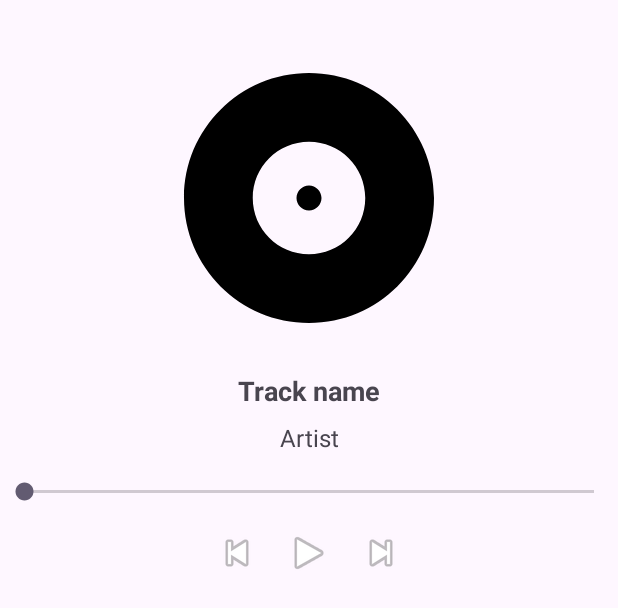
After one commit to DimaK21/MusicPlayer, an Android app: the layout fragment_player.xml on its own in the app's theme, with its tools: preview values and no code run, on a phone screen of 412 x 824 dp. The commit adds this screen. Shown: the top 608 px of the screen. Run offline under Robolectric (Android 15) with nearby library versions, the phone set to English and light mode, and no system bars.

Commit message:
фрагмент, viewmodel, макет, навигация для плеера

```diff
--- a/app/build.gradle.kts
+++ b/app/build.gradle.kts
@@ -3,6 +3,8 @@ plugins {
     alias(libs.plugins.kotlin.android)
     alias(libs.plugins.hilt)
     alias(libs.plugins.ksp)
+    alias(libs.plugins.safeargs)
+    id("kotlin-parcelize")
 }
 
 android {
--- a/app/src/main/java/ru/kryu/musicplayer/MainActivity.kt
+++ b/app/src/main/java/ru/kryu/musicplayer/MainActivity.kt
@@ -5,6 +5,7 @@ import androidx.activity.enableEdgeToEdge
 import androidx.appcompat.app.AppCompatActivity
 import androidx.core.view.ViewCompat
 import androidx.core.view.WindowInsetsCompat
+import androidx.core.view.isVisible
 import androidx.navigation.NavController
 import androidx.navigation.fragment.NavHostFragment
 import androidx.navigation.ui.setupWithNavController
@@ -29,5 +30,8 @@ class MainActivity : AppCompatActivity() {
         val navController: NavController = navHostFragment.navController
 
         binding.bottomNavigationView.setupWithNavController(navController)
+        navController.addOnDestinationChangedListener { _, destination, _ ->
+            binding.bottomNavigationView.isVisible = destination.id != R.id.playerFragment
+        }
     }
 }
--- a/app/src/main/java/ru/kryu/musicplayer/domain/model/Track.kt
+++ b/app/src/main/java/ru/kryu/musicplayer/domain/model/Track.kt
@@ -1,5 +1,9 @@
 package ru.kryu.musicplayer.domain.model
 
+import android.os.Parcelable
+import kotlinx.parcelize.Parcelize
+
+@Parcelize
 data class Track(
     val id: Long,
     val title: String,
@@ -7,4 +11,4 @@ data class Track(
     val coverUrl: String?,
     val previewUrl: String?,
     val localPath: String?
-)
+) : Parcelable
--- a/app/src/main/java/ru/kryu/musicplayer/ui/download/DownloadsFragment.kt
+++ b/app/src/main/java/ru/kryu/musicplayer/ui/download/DownloadsFragment.kt
@@ -8,6 +8,7 @@ import androidx.core.widget.addTextChangedListener
 import androidx.fragment.app.Fragment
 import androidx.fragment.app.viewModels
 import androidx.lifecycle.lifecycleScope
+import androidx.navigation.fragment.findNavController
 import androidx.recyclerview.widget.LinearLayoutManager
 import androidx.recyclerview.widget.RecyclerView
 import dagger.hilt.android.AndroidEntryPoint
@@ -53,7 +54,9 @@ class DownloadsFragment : Fragment() {
     }
 
     private fun openPlayer(track: Track) {
-
+        findNavController().navigate(
+            DownloadsFragmentDirections.actionDownloadsFragmentToPlayerFragment(track)
+        )
     }
 
     private fun deleteTrack(track: Track) {
--- a/app/src/main/java/ru/kryu/musicplayer/ui/search/SearchFragment.kt
+++ b/app/src/main/java/ru/kryu/musicplayer/ui/search/SearchFragment.kt
@@ -9,6 +9,7 @@ import androidx.core.view.isVisible
 import androidx.fragment.app.Fragment
 import androidx.fragment.app.viewModels
 import androidx.lifecycle.lifecycleScope
+import androidx.navigation.fragment.findNavController
 import androidx.recyclerview.widget.LinearLayoutManager
 import androidx.recyclerview.widget.RecyclerView
 import dagger.hilt.android.AndroidEntryPoint
@@ -93,7 +94,9 @@ class SearchFragment : Fragment() {
     }
 
     private fun openPlayer(track: Track) {
-
+        findNavController().navigate(
+            SearchFragmentDirections.actionSearchFragmentToPlayerFragment(track)
+        )
     }
 
     private fun downloadTrack(track: Track) {
--- /dev/null
+++ b/app/src/main/res/layout/fragment_player.xml
@@ -0,0 +1,84 @@
+<?xml version="1.0" encoding="utf-8"?>
+<androidx.constraintlayout.widget.ConstraintLayout xmlns:android="http://schemas.android.com/apk/res/android"
+    xmlns:app="http://schemas.android.com/apk/res-auto"
+    xmlns:tools="http://schemas.android.com/tools"
+    android:layout_width="match_parent"
+    android:layout_height="match_parent"
+    tools:context=".ui.player.PlayerFragment">
+
+    <ImageView
+        android:id="@+id/ivTrackCover"
+        android:layout_width="200dp"
+        android:layout_height="200dp"
+        android:layout_marginTop="32dp"
+        android:scaleType="centerCrop"
+        android:src="@drawable/placeholder_album"
+        app:layout_constraintEnd_toEndOf="parent"
+        app:layout_constraintStart_toStartOf="parent"
+        app:layout_constraintTop_toTopOf="parent" />
+
+    <TextView
+        android:id="@+id/tvTrackTitle"
+        android:layout_width="wrap_content"
+        android:layout_height="wrap_content"
+        android:layout_marginTop="16dp"
+        android:text="@string/track_name"
+        android:textSize="18sp"
+        android:textStyle="bold"
+        app:layout_constraintEnd_toEndOf="parent"
+        app:layout_constraintStart_toStartOf="parent"
+        app:layout_constraintTop_toBottomOf="@id/ivTrackCover" />
+
+    <TextView
+        android:id="@+id/tvArtist"
+        android:layout_width="wrap_content"
+        android:layout_height="wrap_content"
+        android:layout_marginTop="8dp"
+        android:text="@string/artist"
+        android:textSize="16sp"
+        app:layout_constraintEnd_toEndOf="parent"
+        app:layout_constraintStart_toStartOf="parent"
+        app:layout_constraintTop_toBottomOf="@id/tvTrackTitle" />
+
+    <SeekBar
+        android:id="@+id/seekBar"
+        android:layout_width="0dp"
+        android:layout_height="wrap_content"
+        android:layout_marginTop="16dp"
+        app:layout_constraintEnd_toEndOf="parent"
+        app:layout_constraintStart_toStartOf="parent"
+        app:layout_constraintTop_toBottomOf="@id/tvArtist" />
+
+    <LinearLayout
+        android:layout_width="wrap_content"
+        android:layout_height="wrap_content"
+        android:layout_marginTop="16dp"
+        android:orientation="horizontal"
+        app:layout_constraintEnd_toEndOf="parent"
+        app:layout_constraintStart_toStartOf="parent"
+        app:layout_constraintTop_toBottomOf="@id/seekBar">
+
+        <ImageButton
+            android:id="@+id/btnPrevious"
+            android:layout_width="wrap_content"
+            android:layout_height="wrap_content"
+            android:background="?attr/selectableItemBackground"
+            android:src="@android:drawable/ic_media_previous" />
+
+        <ImageButton
+            android:id="@+id/btnPlayPause"
+            android:layout_width="wrap_content"
+            android:layout_height="wrap_content"
+            android:layout_marginStart="16dp"
+            android:layout_marginEnd="16dp"
+            android:background="?attr/selectableItemBackground"
+            android:src="@android:drawable/ic_media_play" />
+
+        <ImageButton
+            android:id="@+id/btnNext"
+            android:layout_width="wrap_content"
+            android:layout_height="wrap_content"
+            android:background="?attr/selectableItemBackground"
+            android:src="@android:drawable/ic_media_next" />
+    </LinearLayout>
+</androidx.constraintlayout.widget.ConstraintLayout>
--- a/gradle/libs.versions.toml
+++ b/gradle/libs.versions.toml
@@ -17,6 +17,7 @@ ksp = "1.9.24-1.0.20"
 retrofit = "2.11.0"
 glide_version = "5.0.0-rc01"
 room_version = "2.6.1"
+safeargs = "2.8.7"
 
 [libraries]
 androidx-core-ktx = { group = "androidx.core", name = "core-ktx", version.ref = "coreKtx" }
@@ -44,3 +45,4 @@ android-application = { id = "com.android.application", version.ref = "agp" }
 kotlin-android = { id = "org.jetbrains.kotlin.android", version.ref = "kotlin" }
 ksp = { id = "com.google.devtools.ksp", version.ref = "ksp" }
 hilt = { id = "com.google.dagger.hilt.android", version.ref = "hilt" }
+safeargs = { id = "androidx.navigation.safeargs.kotlin", version.ref = "safeargs" }
```
Also changed, not shown: app/src/main/java/ru/kryu/musicplayer/ui/player/PlayerFragment.kt (added, +8 -0 lines), app/src/main/java/ru/kryu/musicplayer/ui/player/PlayerViewModel.kt (added, +11 -0 lines), app/src/main/res/navigation/nav_graph.xml (+20 -2 lines).
